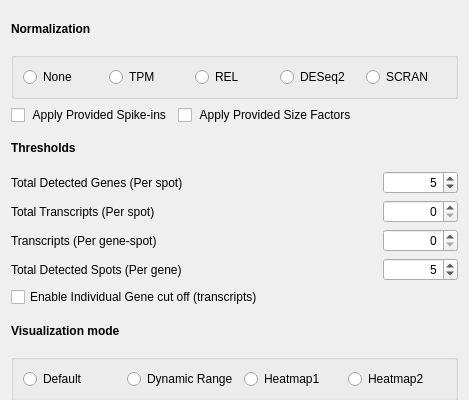
The window that src/viewPages/SettingsWidget.ui (jfnavarro/st_viewer) describes before a commit, drawn with Qt 5; both pictures show x 0 to 469 and y 0 to 400 of the 469 by 742 pixel window.
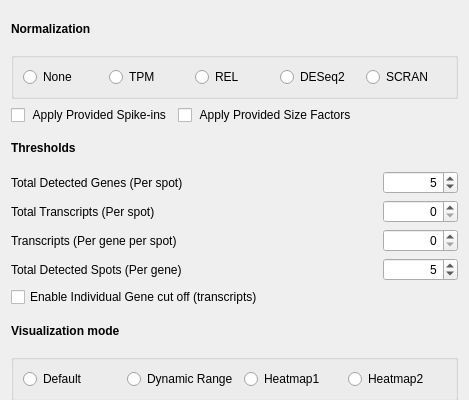
The same window after the commit.

```diff
--- a/src/viewPages/SettingsWidget.ui
+++ b/src/viewPages/SettingsWidget.ui
@@ -278,7 +278,7 @@
      <item>
       <widget class="QLabel" name="label_4">
        <property name="text">
-        <string>Transcripts (Per gene-spot)</string>
+        <string>Transcripts (Per gene per spot)</string>
        </property>
       </widget>
      </item>
```
